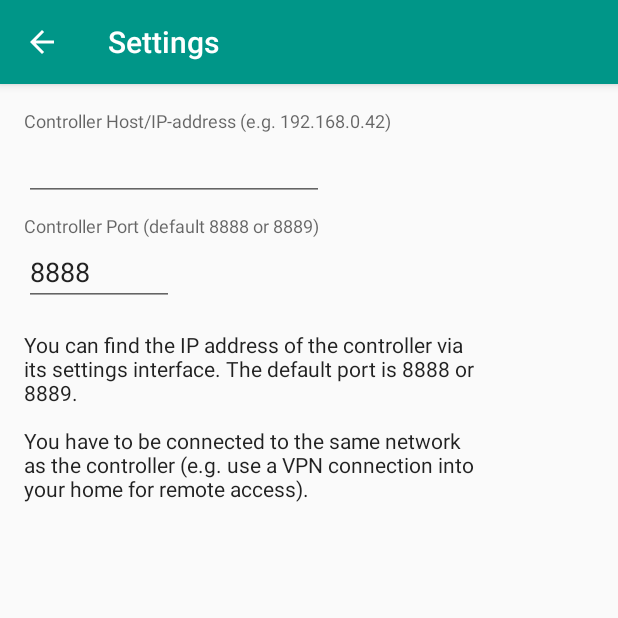
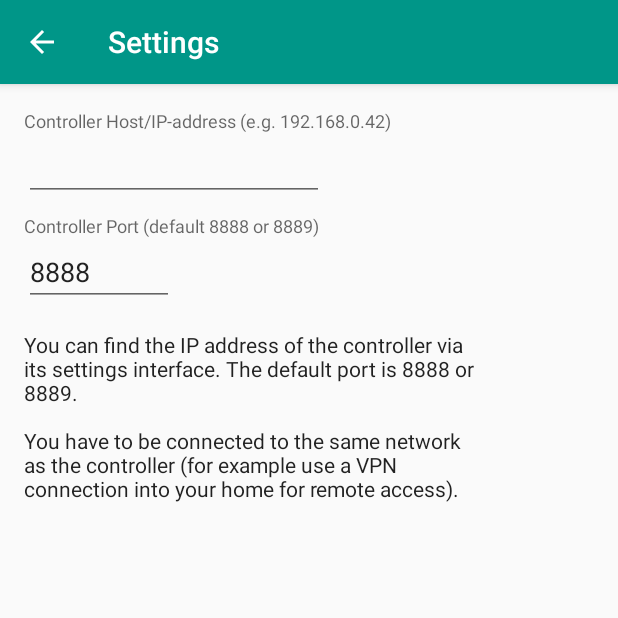
Before and after one commit to UweTrottmann/wp-display-android, an Android app: the screen it shows after launch (MainActivity), after a tap on "Settings", on a phone screen of 412 x 824 dp, the top half of it. Run offline under Robolectric (Android 15) with nearby library versions, the light colour scheme and no system bars; our stand-ins replace ButterKnife, Timber; libraries missing offline, so code that uses them is left out: de.greenrobot.event; 4 statements that could not run were skipped.

Commit message:
Death to abbreviations.

```diff
--- a/WpDisplayNative/app/src/main/res/values/strings.xml
+++ b/WpDisplayNative/app/src/main/res/values/strings.xml
@@ -43,6 +43,6 @@
     <string name="message_no_connection">Could not connect. Check your network connection and settings.</string>
     <string name="action_retry">Retry</string>
 
-    <string name="settings_instructions">You can find the IP address of the controller via its settings interface. The default port is 8888 or 8889.\n\nYou have to be connected to the same network as the controller (e.g. use a VPN connection into your home for remote access).</string>
+    <string name="settings_instructions">You can find the IP address of the controller via its settings interface. The default port is 8888 or 8889.\n\nYou have to be connected to the same network as the controller (for example use a VPN connection into your home for remote access).</string>
 
 </resources>
```
Also changed, not shown: 1 other file.
